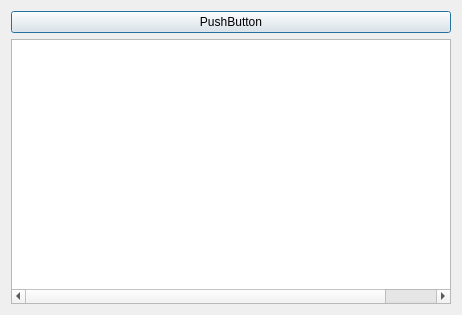
Above: alarmlist.ui from community-ssu/clock-ui before the change. Below: the same form after it.
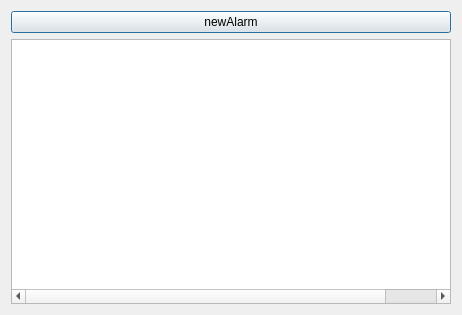
That is the form after the change.

```diff
--- a/alarmlist.ui
+++ b/alarmlist.ui
@@ -17,7 +17,7 @@
    <item row="0" column="0">
     <widget class="QPushButton" name="pushButton">
      <property name="text">
-      <string>PushButton</string>
+      <string>newAlarm</string>
      </property>
      <property name="iconSize">
       <size>
```
Left out of the diff: 2 changed lines with no effect on the pictures.
